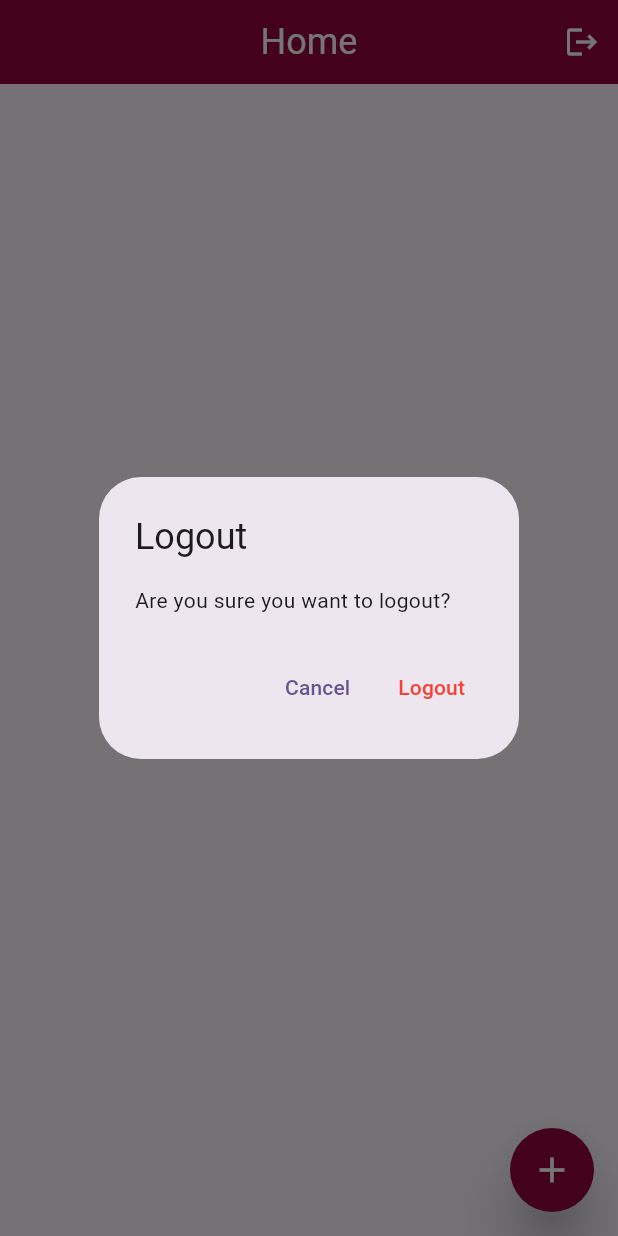
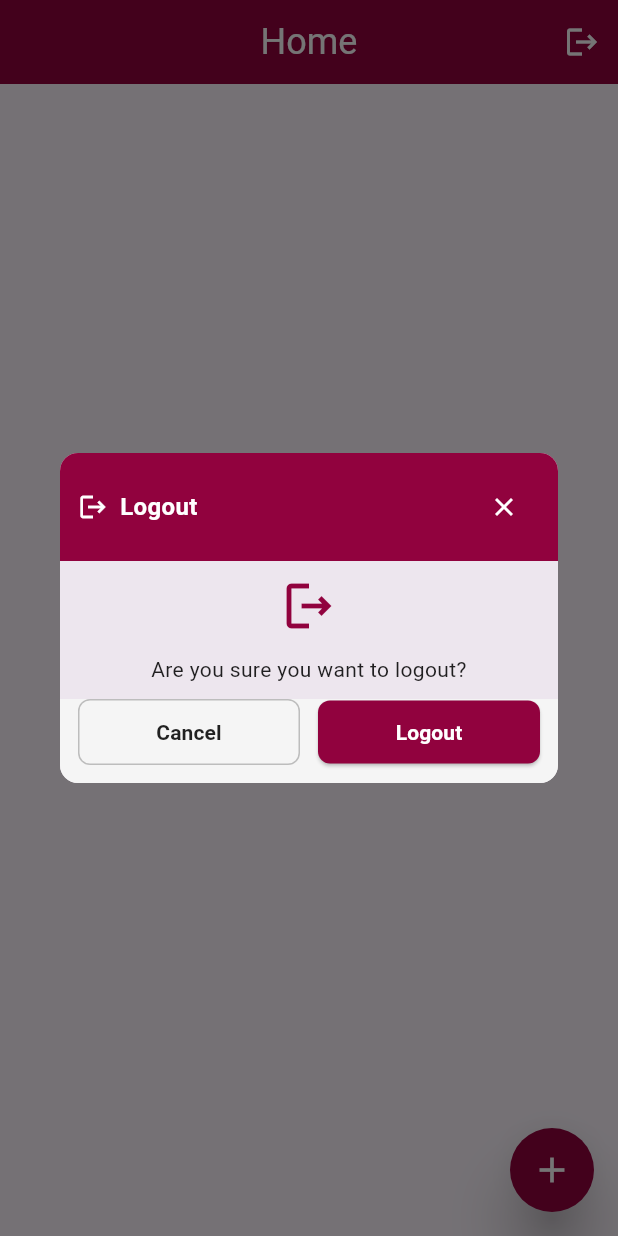
Before and after one commit to NayanProbeplus/FileUploaderApp, a Flutter app: the HomePage screen opened directly, after a tap on the "logout" icon, on a phone screen of 412 x 824 dp. Run offline on Flutter 3.47's test engine with Material 3 defaults, Android fonts, the phone set to English and light mode, and no system bars; our stand-ins replace camera, dio, hive, hive_flutter, shared_preferences; accounts and stored records are empty.

Commit message:
logout ui

```diff
--- a/lib/home/home_screen.dart
+++ b/lib/home/home_screen.dart
@@ -199,27 +199,145 @@ class _HomePageState extends State<HomePage> {
     }
   }
 
-  // Logout function
   Future<void> _logout() async {
     // Show confirmation dialog
     final confirmed = await showDialog<bool>(
       context: context,
-      builder: (context) => AlertDialog(
-        title: const Text('Logout'),
-        content: const Text('Are you sure you want to logout?'),
-        actions: [
-          TextButton(
-            onPressed: () => Navigator.pop(context, false),
-            child: const Text('Cancel'),
+      barrierDismissible: false,
+      builder: (_) => Dialog(
+        shape: RoundedRectangleBorder(
+          borderRadius: BorderRadius.circular(12),
+        ),
+        child: SizedBox(
+          height: 220,
+          child: Column(
+            children: [
+              // 🔹 HEADER - Same style as your "Enter Details" dialog
+              Container(
+                padding: const EdgeInsets.all(12),
+                decoration: BoxDecoration(
+                  color: AppColors.primaryColor,
+                  borderRadius: const BorderRadius.only(
+                    topLeft: Radius.circular(12),
+                    topRight: Radius.circular(12),
+                  ),
+                ),
+                child: Row(
+                  children: [
+                    const Icon(Icons.logout, color: Colors.white, size: 20),
+                    const SizedBox(width: 8),
+                    const Expanded(
+                      child: Text(
+                        'Logout',
+                        style: TextStyle(
+                          fontSize: 16,
+                          fontWeight: FontWeight.bold,
+                          color: Colors.white,
+                        ),
+                      ),
+                    ),
+                    IconButton(
+                      icon: const Icon(Icons.close,
+                          color: Colors.white, size: 20),
+                      padding: EdgeInsets.zero,
+                      constraints: const BoxConstraints(),
+                      onPressed: () => Navigator.pop(context, false),
+                    ),
+                  ],
+                ),
+              ),
+
+              // 🔹 CONTENT
+              const Spacer(),
+              Padding(
+                padding: const EdgeInsets.symmetric(horizontal: 16),
+                child: Column(
+                  mainAxisSize: MainAxisSize.min,
+                  children: [
+                    Icon(
+                      Icons.logout_outlined,
+                      size: 40,
+                      color: AppColors.primaryColor,
+                    ),
+                    const SizedBox(height: 12),
+                    const Text(
+                      'Are you sure you want to logout?',
+                      textAlign: TextAlign.center,
+                      style: TextStyle(
+                        fontSize: 14,
+                        color: Colors.black87,
+                      ),
+                    ),
+                  ],
+                ),
+              ),
+              const Spacer(),
+
+              // 🔹 ACTION BUTTONS - Same style as your "Open Camera" dialog
+              Container(
+                padding: const EdgeInsets.fromLTRB(12, 0, 12, 12),
+                decoration: BoxDecoration(
+                  color: Colors.grey.shade100,
+                  borderRadius: const BorderRadius.only(
+                    bottomLeft: Radius.circular(12),
+                    bottomRight: Radius.circular(12),
+                  ),
+                ),
+                child: Row(
+                  children: [
+                    // Cancel Button
+                    Expanded(
+                      child: SizedBox(
+                        height: 44,
+                        child: OutlinedButton(
+                          onPressed: () => Navigator.pop(context, false),
+                          style: OutlinedButton.styleFrom(
+                            side: BorderSide(color: Colors.grey.shade400),
+                            shape: RoundedRectangleBorder(
+                              borderRadius: BorderRadius.circular(8),
+                            ),
+                          ),
+                          child: const Text(
+                            'Cancel',
+                            style: TextStyle(
+                              fontSize: 14,
+                              fontWeight: FontWeight.bold,
+                              color: Colors.black87,
+                            ),
+                          ),
+                        ),
+                      ),
+                    ),
+                    const SizedBox(width: 12),
+                    // Logout Button
+                    Expanded(
+                      child: SizedBox(
+                        height: 42,
+                        child: ElevatedButton(
+                          onPressed: () => Navigator.pop(context, true),
+                          style: ElevatedButton.styleFrom(
+                            backgroundColor: AppColors.primaryColor,
+                            shape: RoundedRectangleBorder(
+                              borderRadius: BorderRadius.circular(8),
+                            ),
+                          ),
+                          child: const Text(
+                            'Logout',
+                            style: TextStyle(
+                              fontSize: 14,
+                              fontWeight: FontWeight.bold,
+                              color: Colors.white,
+                            ),
+                          ),
+                        ),
+                      ),
+                    ),
+                  ],
+                ),
+              ),
+            ],
           ),
-          TextButton(
-            onPressed: () => Navigator.pop(context, true),
-            style: TextButton.styleFrom(
-              foregroundColor: Colors.red,
-            ),
-            child: const Text('Logout'),
-          ),
-        ],
+        ),
       ),
     );
 
```
